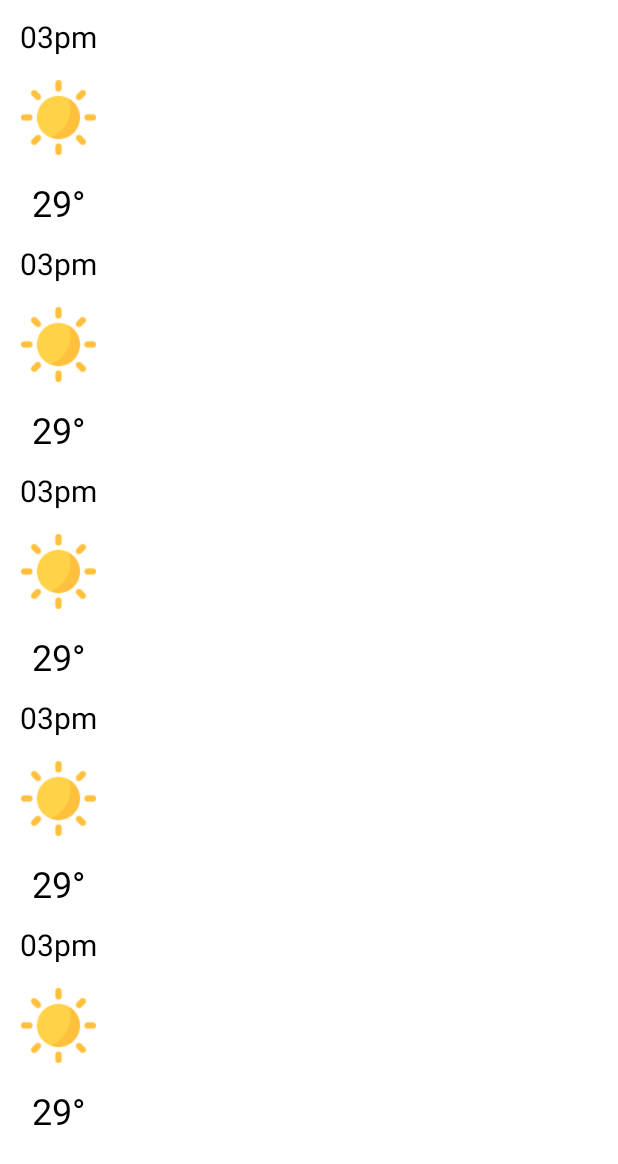
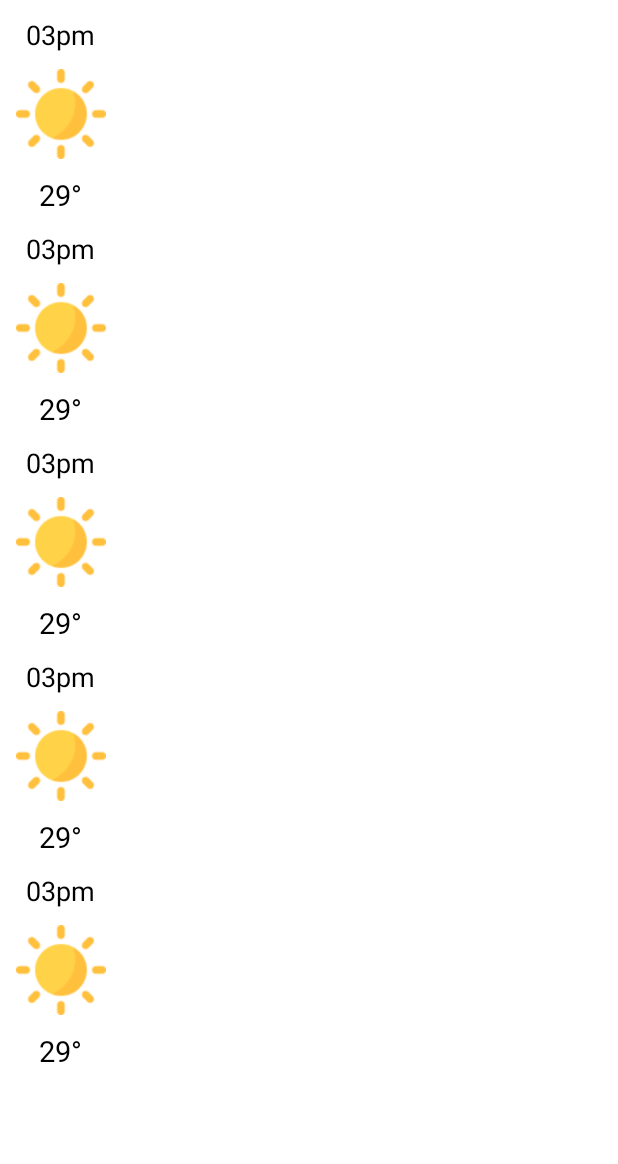
Before and after one commit to WalgWalg/WalgWalg-front_android, an Android app built with Jetpack Compose: the layout fragment_today_weather.xml on its own in the app's theme, with its tools: preview values and no code run, on a phone screen of 412 x 824 dp. Shown: the top 1164 px of the screen. Run offline under Robolectric (Android 15) with nearby library versions, the phone set to English and light mode, and no system bars; network calls fail.

Commit message:
[CHORE] Edit UI of item_weather.xml

```diff
--- a/app/src/main/res/layout/fragment_today_weather.xml
+++ b/app/src/main/res/layout/fragment_today_weather.xml
@@ -11,6 +11,7 @@
     <LinearLayout
         android:layout_width="match_parent"
         android:layout_height="wrap_content"
+        android:gravity="center_horizontal"
         android:orientation="horizontal">
 
         <androidx.recyclerview.widget.RecyclerView
--- a/app/src/main/res/layout/fragment_weather.xml
+++ b/app/src/main/res/layout/fragment_weather.xml
@@ -8,7 +8,8 @@
     android:orientation="vertical"
     android:background="@drawable/weatherbg_sunny">
 
-<!--    <com.google.android.material.appbar.MaterialToolbar-->
+
+<!--    <com.google.android.material.appbar.MaterialToolbar 이게 웨더프래그먼트  그리고 밑에 흰색 상자에 투데이랑 위크웨더-->
 <!--        android:id="@+id/tb_weather"-->
 <!--        android:layout_width="match_parent"-->
 <!--        android:layout_height="wrap_content"-->
--- a/app/src/main/res/layout/item_weather.xml
+++ b/app/src/main/res/layout/item_weather.xml
@@ -8,7 +8,7 @@
     <LinearLayout
         android:layout_width="wrap_content"
         android:layout_height="wrap_content"
-        android:layout_marginHorizontal="8dp"
+        android:layout_marginHorizontal="5dp"
         android:gravity="center_horizontal"
         android:orientation="vertical"
         app:layout_constraintBottom_toBottomOf="parent"
@@ -23,13 +23,13 @@
             android:layout_marginVertical="5dp"
             android:text="@string/ex_time"
             android:textColor="@color/black"
-            android:textSize="20dp" />
+            android:textSize="18dp" />
 
         <androidx.constraintlayout.utils.widget.ImageFilterView
             android:id="@+id/img_weather"
-            android:layout_width="50dp"
-            android:layout_height="50dp"
-            android:layout_marginVertical="10dp"
+            android:layout_width="60dp"
+            android:layout_height="60dp"
+            android:layout_marginVertical="5dp"
             android:src="@drawable/icon_sun" />
 
         <TextView
@@ -39,7 +39,7 @@
             android:layout_marginVertical="5dp"
             android:text="@string/ex_temp"
             android:textColor="@color/black"
-            android:textSize="24dp" />
+            android:textSize="19dp" />
     </LinearLayout>
 
 </androidx.constraintlayout.widget.ConstraintLayout>
```
